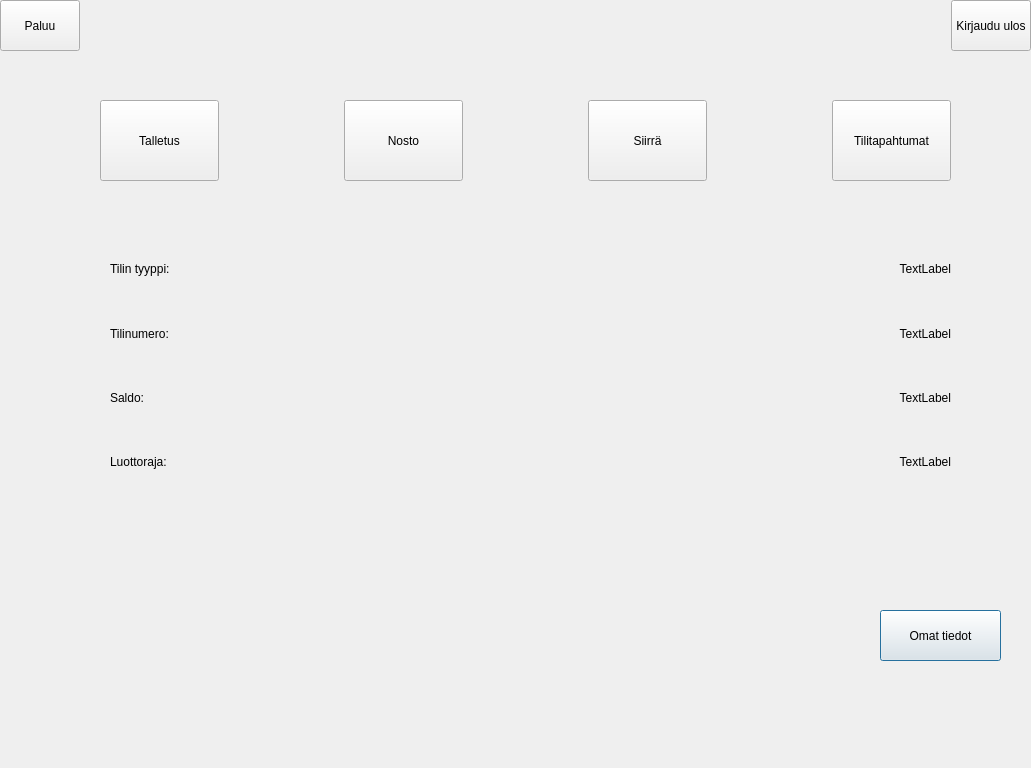
Old version of the form bank_automat/accountinfo.ui in the repository 25kmo-project/group_7.
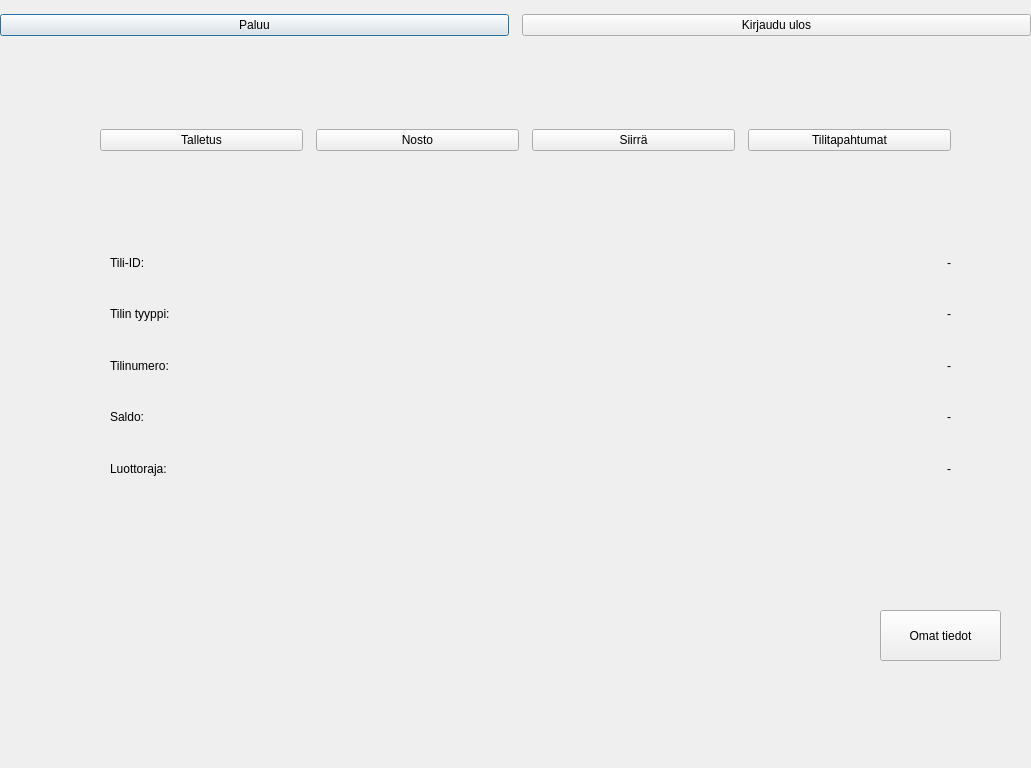
New version of the form.

```diff
--- a/bank_automat/accountinfo.ui
+++ b/bank_automat/accountinfo.ui
@@ -2,9 +2,6 @@
 <ui version="4.0">
  <class>Accountinfo</class>
  <widget class="QDialog" name="Accountinfo">
-  <property name="enabled">
-   <bool>true</bool>
-  </property>
   <property name="geometry">
    <rect>
     <x>0</x>
@@ -13,289 +10,149 @@
     <height>768</height>
    </rect>
   </property>
-  <property name="sizePolicy">
-   <sizepolicy hsizetype="Expanding" vsizetype="Expanding">
-    <horstretch>0</horstretch>
-    <verstretch>0</verstretch>
-   </sizepolicy>
-  </property>
-  <property name="minimumSize">
-   <size>
-    <width>1024</width>
-    <height>768</height>
-   </size>
-  </property>
-  <property name="maximumSize">
-   <size>
-    <width>1920</width>
-    <height>1080</height>
-   </size>
-  </property>
   <property name="windowTitle">
    <string>Dialog</string>
   </property>
-  <widget class="QPushButton" name="btnMyData">
+
+  <!-- Ylävalikko -->
+  <widget class="QWidget" name="topBarWidget">
    <property name="geometry">
-    <rect>
-     <x>880</x>
-     <y>610</y>
-     <width>121</width>
-     <height>51</height>
-    </rect>
+    <rect><x>0</x><y>0</y><width>1031</width><height>51</height></rect>
    </property>
-   <property name="sizePolicy">
-    <sizepolicy hsizetype="Expanding" vsizetype="Expanding">
-     <horstretch>0</horstretch>
-     <verstretch>0</verstretch>
-    </sizepolicy>
-   </property>
-   <property name="text">
-    <string>Omat tiedot</string>
-   </property>
+   <layout class="QHBoxLayout" name="topBar">
+    <item>
+     <widget class="QPushButton" name="btnBack">
+      <property name="text"><string>Paluu</string></property>
+     </widget>
+    </item>
+    <item>
+     <spacer name="horizontalSpacer">
+      <property name="orientation"><enum>Qt::Horizontal</enum></property>
+     </spacer>
+    </item>
+    <item>
+     <widget class="QPushButton" name="btnLogout">
+      <property name="text"><string>Kirjaudu ulos</string></property>
+     </widget>
+    </item>
+   </layout>
   </widget>
-  <widget class="QWidget" name="layoutWidget">
+
+  <!-- Toiminnot -->
+  <widget class="QWidget" name="actionsWidget">
    <property name="geometry">
-    <rect>
-     <x>100</x>
-     <y>100</y>
-     <width>851</width>
-     <height>81</height>
-    </rect>
+    <rect><x>100</x><y>100</y><width>851</width><height>81</height></rect>
    </property>
-   <property name="sizePolicy">
-    <sizepolicy hsizetype="Preferred" vsizetype="Expanding">
-     <horstretch>0</horstretch>
-     <verstretch>0</verstretch>
-    </sizepolicy>
-   </property>
-   <layout class="QHBoxLayout" name="horizontalLayout">
-    <property name="sizeConstraint">
-     <enum>QLayout::SizeConstraint::SetNoConstraint</enum>
-    </property>
+   <layout class="QHBoxLayout" name="actionsLayout">
     <item>
      <widget class="QPushButton" name="btnNewDeposit">
-      <property name="sizePolicy">
-       <sizepolicy hsizetype="Expanding" vsizetype="Expanding">
-        <horstretch>0</horstretch>
-        <verstretch>0</verstretch>
-       </sizepolicy>
-      </property>
-      <property name="text">
-       <string>Talletus</string>
-      </property>
+      <property name="text"><string>Talletus</string></property>
      </widget>
     </item>
-    <item>
-     <spacer name="horizontalSpacer_2">
-      <property name="orientation">
-       <enum>Qt::Orientation::Horizontal</enum>
-      </property>
-      <property name="sizeHint" stdset="0">
-       <size>
-        <width>40</width>
-        <height>20</height>
-       </size>
-      </property>
-     </spacer>
-    </item>
+    <item><spacer name="spacer1"><property name="orientation"><enum>Qt::Horizontal</enum></property></spacer></item>
     <item>
      <widget class="QPushButton" name="btnWithdraw">
-      <property name="sizePolicy">
-       <sizepolicy hsizetype="Expanding" vsizetype="Expanding">
-        <horstretch>0</horstretch>
-        <verstretch>0</verstretch>
-       </sizepolicy>
-      </property>
-      <property name="text">
-       <string>Nosto</string>
-      </property>
+      <property name="text"><string>Nosto</string></property>
      </widget>
     </item>
-    <item>
-     <spacer name="horizontalSpacer_3">
-      <property name="orientation">
-       <enum>Qt::Orientation::Horizontal</enum>
-      </property>
-      <property name="sizeHint" stdset="0">
-       <size>
-        <width>40</width>
-        <height>20</height>
-       </size>
-      </property>
-     </spacer>
-    </item>
+    <item><spacer name="spacer2"><property name="orientation"><enum>Qt::Horizontal</enum></property></spacer></item>
     <item>
      <widget class="QPushButton" name="btnTransfer">
-      <property name="sizePolicy">
-       <sizepolicy hsizetype="Expanding" vsizetype="Expanding">
-        <horstretch>0</horstretch>
-        <verstretch>0</verstretch>
-       </sizepolicy>
-      </property>
-      <property name="text">
-       <string>Siirrä</string>
-      </property>
+      <property name="text"><string>Siirrä</string></property>
      </widget>
     </item>
-    <item>
-     <spacer name="horizontalSpacer_4">
-      <property name="orientation">
-       <enum>Qt::Orientation::Horizontal</enum>
-      </property>
-      <property name="sizeHint" stdset="0">
-       <size>
-        <width>40</width>
-        <height>20</height>
-       </size>
-      </property>
-     </spacer>
-    </item>
+    <item><spacer name="spacer3"><property name="orientation"><enum>Qt::Horizontal</enum></property></spacer></item>
     <item>
      <widget class="QPushButton" name="btnTransactions">
-      <property name="sizePolicy">
-       <sizepolicy hsizetype="Expanding" vsizetype="Expanding">
-        <horstretch>0</horstretch>
-        <verstretch>0</verstretch>
-       </sizepolicy>
-      </property>
-      <property name="text">
-       <string>Tilitapahtumat</string>
-      </property>
+      <property name="text"><string>Tilitapahtumat</string></property>
      </widget>
     </item>
    </layout>
   </widget>
-  <widget class="QWidget" name="layoutWidget">
+
+  <!-- Tilitiedot -->
+  <widget class="QWidget" name="infoWidget">
    <property name="geometry">
-    <rect>
-     <x>0</x>
-     <y>0</y>
-     <width>1031</width>
-     <height>51</height>
-    </rect>
-   </property>
-   <layout class="QHBoxLayout" name="topBar">
-    <item>
-     <widget class="QPushButton" name="btnMyData_3">
-      <property name="sizePolicy">
-       <sizepolicy hsizetype="Fixed" vsizetype="Expanding">
-        <horstretch>0</horstretch>
-        <verstretch>0</verstretch>
-       </sizepolicy>
-      </property>
-      <property name="text">
-       <string>Paluu</string>
-      </property>
-     </widget>
-    </item>
-    <item>
-     <spacer name="horizontalSpacer">
-      <property name="orientation">
-       <enum>Qt::Orientation::Horizontal</enum>
-      </property>
-      <property name="sizeHint" stdset="0">
-       <size>
-        <width>40</width>
-        <height>20</height>
-       </size>
-      </property>
-     </spacer>
-    </item>
-    <item>
-     <widget class="QPushButton" name="btnMyData_6">
-      <property name="sizePolicy">
-       <sizepolicy hsizetype="Fixed" vsizetype="Expanding">
-        <horstretch>0</horstretch>
-        <verstretch>0</verstretch>
-       </sizepolicy>
-      </property>
-      <property name="text">
-       <string>Kirjaudu ulos</string>
-      </property>
-     </widget>
-    </item>
-   </layout>
-  </widget>
-  <widget class="QWidget" name="layoutWidget">
-   <property name="geometry">
-    <rect>
-     <x>110</x>
-     <y>240</y>
-     <width>841</width>
-     <height>251</height>
-    </rect>
+    <rect><x>110</x><y>240</y><width>841</width><height>251</height></rect>
    </property>
    <layout class="QGridLayout" name="infoLayout">
+
+    <!-- Tili-ID -->
+    <item row="0" column="0">
+     <widget class="QLabel" name="labelIDTitle">
+      <property name="text"><string>Tili-ID:</string></property>
+     </widget>
+    </item>
+    <item row="0" column="1">
+     <widget class="QLabel" name="labelID">
+      <property name="text"><string>-</string></property>
+      <property name="alignment"><set>Qt::AlignRight|Qt::AlignVCenter</set></property>
+     </widget>
+    </item>
+
+    <!-- Tilityyppi -->
+    <item row="1" column="0">
+     <widget class="QLabel" name="labelTypeTitle">
+      <property name="text"><string>Tilin tyyppi:</string></property>
+     </widget>
+    </item>
     <item row="1" column="1">
+     <widget class="QLabel" name="labelType">
+      <property name="text"><string>-</string></property>
+      <property name="alignment"><set>Qt::AlignRight|Qt::AlignVCenter</set></property>
+     </widget>
+    </item>
+
+    <!-- Tilinumero -->
+    <item row="2" column="0">
+     <widget class="QLabel" name="labelAccountNumberTitle">
+      <property name="text"><string>Tilinumero:</string></property>
+     </widget>
+    </item>
+    <item row="2" column="1">
      <widget class="QLabel" name="labelAccountNumber">
-      <property name="text">
-       <string>TextLabel</string>
-      </property>
-      <property name="alignment">
-       <set>Qt::AlignmentFlag::AlignRight|Qt::AlignmentFlag::AlignTrailing|Qt::AlignmentFlag::AlignVCenter</set>
-      </property>
+      <property name="text"><string>-</string></property>
+      <property name="alignment"><set>Qt::AlignRight|Qt::AlignVCenter</set></property>
      </widget>
     </item>
-    <item row="1" column="0">
-     <widget class="QLabel" name="label_6">
-      <property name="text">
-       <string>Tilinumero:</string>
-      </property>
+
+    <!-- Saldo -->
+    <item row="3" column="0">
+     <widget class="QLabel" name="labelBalanceTitle">
+      <property name="text"><string>Saldo:</string></property>
      </widget>
     </item>
     <item row="3" column="1">
-     <widget class="QLabel" name="labelCreditLimit">
-      <property name="text">
-       <string>TextLabel</string>
-      </property>
-      <property name="alignment">
-       <set>Qt::AlignmentFlag::AlignRight|Qt::AlignmentFlag::AlignTrailing|Qt::AlignmentFlag::AlignVCenter</set>
-      </property>
-     </widget>
-    </item>
-    <item row="2" column="1">
      <widget class="QLabel" name="labelBalance">
-      <property name="text">
-       <string>TextLabel</string>
-      </property>
-      <property name="alignment">
-       <set>Qt::AlignmentFlag::AlignRight|Qt::AlignmentFlag::AlignTrailing|Qt::AlignmentFlag::AlignVCenter</set>
-      </property>
+      <property name="text"><string>-</string></property>
+      <property name="alignment"><set>Qt::AlignRight|Qt::AlignVCenter</set></property>
      </widget>
     </item>
-    <item row="2" column="0">
-     <widget class="QLabel" name="label_3">
-      <property name="text">
-       <string>Saldo:</string>
-      </property>
+
+    <!-- Luottoraja -->
+    <item row="4" column="0">
+     <widget class="QLabel" name="labelCreditLimitTitle">
+      <property name="text"><string>Luottoraja:</string></property>
      </widget>
     </item>
-    <item row="0" column="0">
-     <widget class="QLabel" name="label_4">
-      <property name="text">
-       <string>Tilin tyyppi:</string>
-      </property>
+    <item row="4" column="1">
+     <widget class="QLabel" name="labelCreditLimit">
+      <property name="text"><string>-</string></property>
+      <property name="alignment"><set>Qt::AlignRight|Qt::AlignVCenter</set></property>
      </widget>
     </item>
-    <item row="3" column="0">
-     <widget class="QLabel" name="label_2">
-      <property name="text">
-       <string>Luottoraja:</string>
-      </property>
-     </widget>
-    </item>
-    <item row="0" column="1">
-     <widget class="QLabel" name="labelType">
-      <property name="text">
-       <string>TextLabel</string>
-      </property>
-      <property name="alignment">
-       <set>Qt::AlignmentFlag::AlignRight|Qt::AlignmentFlag::AlignTrailing|Qt::AlignmentFlag::AlignVCenter</set>
-      </property>
-     </widget>
-    </item>
+
    </layout>
   </widget>
+
+  <!-- Omat tiedot -nappi -->
+  <widget class="QPushButton" name="btnMyData">
+   <property name="geometry">
+    <rect><x>880</x><y>610</y><width>121</width><height>51</height></rect>
+   </property>
+   <property name="text"><string>Omat tiedot</string></property>
+  </widget>
+
  </widget>
  <resources/>
  <connections/>
```
Left out of the diff: 2 changed lines with no effect on the pictures.
